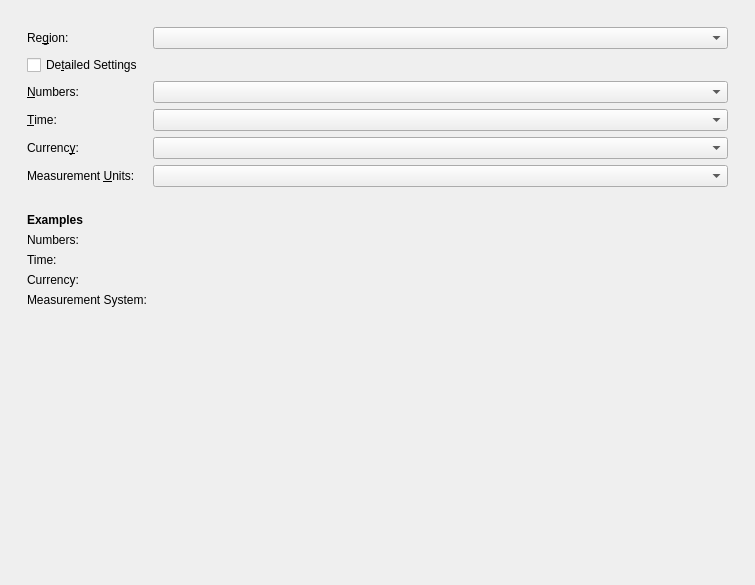
Above: kcms/formats/kcmformatswidget.ui from KDE/plasma-desktop before the change. Below: the same form after it.
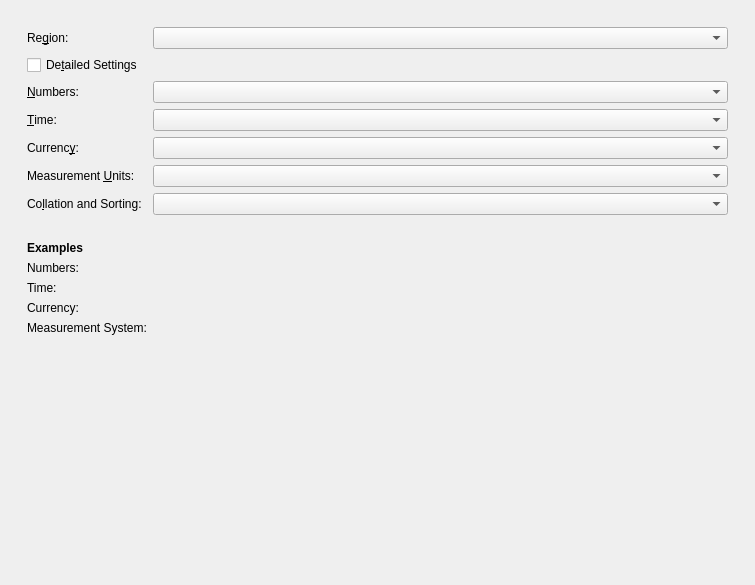
That is the form after the change.

Commit message:
Add Collate combo
Also show list of regions in the Measurement combo, no special casing
there, as the measurement setting also depends on numeric settings for a
region, so just offering two choices doesn't work here.

Also simplifies the code a bit.

What changed in the file:
```diff
--- a/kcms/formats/kcmformatswidget.ui
+++ b/kcms/formats/kcmformatswidget.ui
@@ -194,16 +194,45 @@
         </widget>
        </item>
        <item row="6" column="0">
-        <widget class="QLabel" name="label_6">
+        <widget class="QLabel" name="labelCollate">
          <property name="text">
-          <string/>
+          <string>Co&amp;llation and Sorting:</string>
          </property>
          <property name="alignment">
-          <set>Qt::AlignLeading|Qt::AlignLeft|Qt::AlignTop</set>
+          <set>Qt::AlignLeading|Qt::AlignLeft|Qt::AlignVCenter</set>
+         </property>
+         <property name="buddy">
+          <cstring>comboMeasurement</cstring>
+         </property>
+        </widget>
+       </item>
+       <item row="6" column="1">
+        <widget class="QComboBox" name="comboCollate">
+         <property name="sizePolicy">
+          <sizepolicy hsizetype="Expanding" vsizetype="Fixed">
+           <horstretch>0</horstretch>
+           <verstretch>0</verstretch>
+          </sizepolicy>
+         </property>
+         <property name="minimumSize">
+          <size>
+           <width>300</width>
+           <height>0</height>
+          </size>
          </property>
         </widget>
        </item>
        <item row="7" column="0">
+        <widget class="QLabel" name="label_6">
+         <property name="text">
+          <string/>
+         </property>
+         <property name="alignment">
+          <set>Qt::AlignLeading|Qt::AlignLeft|Qt::AlignTop</set>
+         </property>
+        </widget>
+       </item>
+       <item row="8" column="0">
         <widget class="QLabel" name="labelMeasurement_2">
          <property name="text">
           <string>&lt;b&gt;Examples&lt;/b&gt;</string>
@@ -213,7 +242,7 @@
          </property>
         </widget>
        </item>
-       <item row="8" column="0">
+       <item row="9" column="0">
         <widget class="QLabel" name="lexNumbers">
          <property name="text">
           <string>Numbers:</string>
@@ -223,7 +252,7 @@
          </property>
         </widget>
        </item>
-       <item row="8" column="1">
+       <item row="9" column="1">
         <widget class="QLabel" name="exampleNumbers">
          <property name="text">
           <string/>
@@ -233,7 +262,7 @@
          </property>
         </widget>
        </item>
-       <item row="9" column="0">
+       <item row="10" column="0">
         <widget class="QLabel" name="lexTime">
          <property name="text">
           <string>Time:</string>
@@ -243,7 +272,7 @@
          </property>
         </widget>
        </item>
-       <item row="9" column="1">
+       <item row="10" column="1">
         <widget class="QLabel" name="exampleTime">
          <property name="text">
           <string/>
@@ -253,7 +282,7 @@
          </property>
         </widget>
        </item>
-       <item row="10" column="0">
+       <item row="11" column="0">
         <widget class="QLabel" name="lexCurrency">
          <property name="text">
           <string>Currency:</string>
@@ -263,7 +292,7 @@
          </property>
         </widget>
        </item>
-       <item row="10" column="1">
+       <item row="11" column="1">
         <widget class="QLabel" name="exampleCurrency">
          <property name="text">
           <string/>
@@ -273,8 +302,8 @@
          </property>
         </widget>
        </item>
-       <item row="11" column="0">
-        <widget class="QLabel" name="lexMeasurement">
+       <item row="12" column="0">
+        <widget class="QLabel" name="lexMeasurement_2">
          <property name="text">
           <string>Measurement System:</string>
          </property>
@@ -283,7 +312,7 @@
          </property>
         </widget>
        </item>
-       <item row="11" column="1">
+       <item row="12" column="1">
         <widget class="QLabel" name="exampleMeasurement">
          <property name="text">
           <string/>
```
The commit also changes 1 other file.
